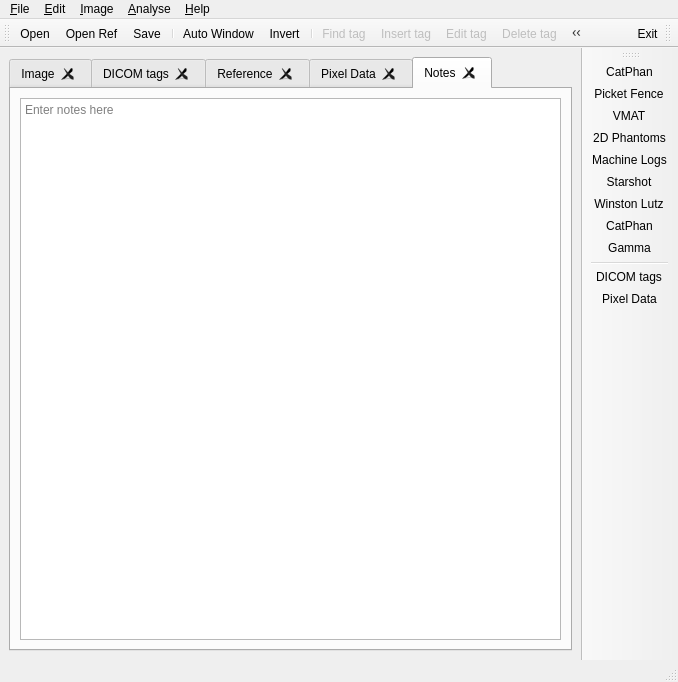
First picture: the form in LinaQAForm.ui, repository alanphys/LinaQA, before the edit.
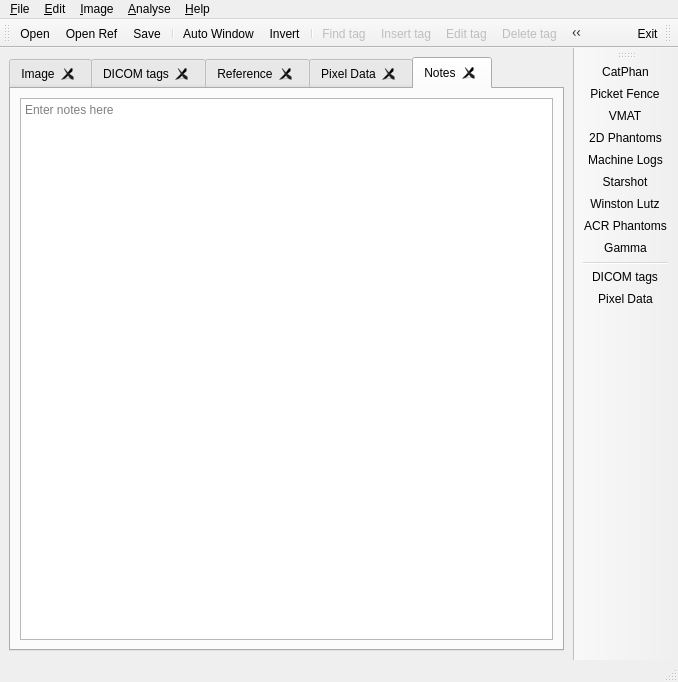
Second picture: the form after the edit. Icons and pictures are not drawn.

Commit message: add new ACR Phantoms icon via QRC

Diff of the .ui file:
```diff
--- a/LinaQAForm.ui
+++ b/LinaQAForm.ui
@@ -468,7 +468,7 @@
      <normaloff>:/Icons/Icons/ACRPhantoms.png</normaloff>:/Icons/Icons/Catphan.png</iconset>
    </property>
    <property name="text">
-    <string>CatPhan</string>
+    <string>ACR Phantoms</string>
    </property>
    <property name="toolTip">
     <string>Analyse ACR Phantoms</string>
```
Left out of the diff: 2 changed lines with no effect on the pictures. The commit also changes 3 other files.
